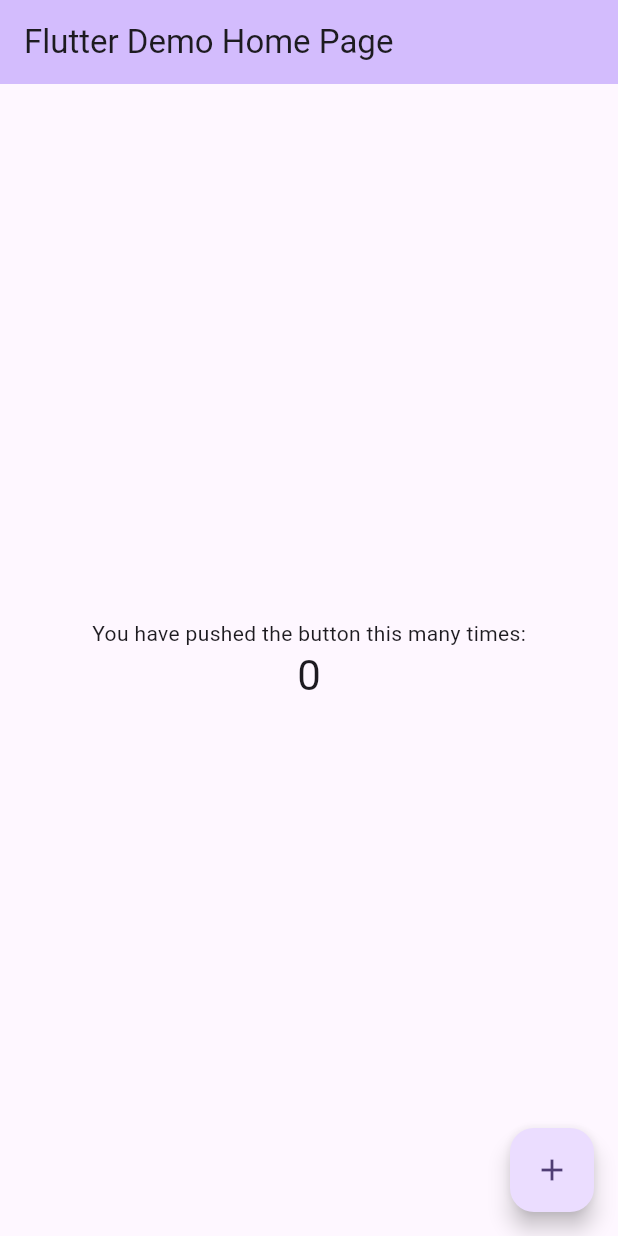
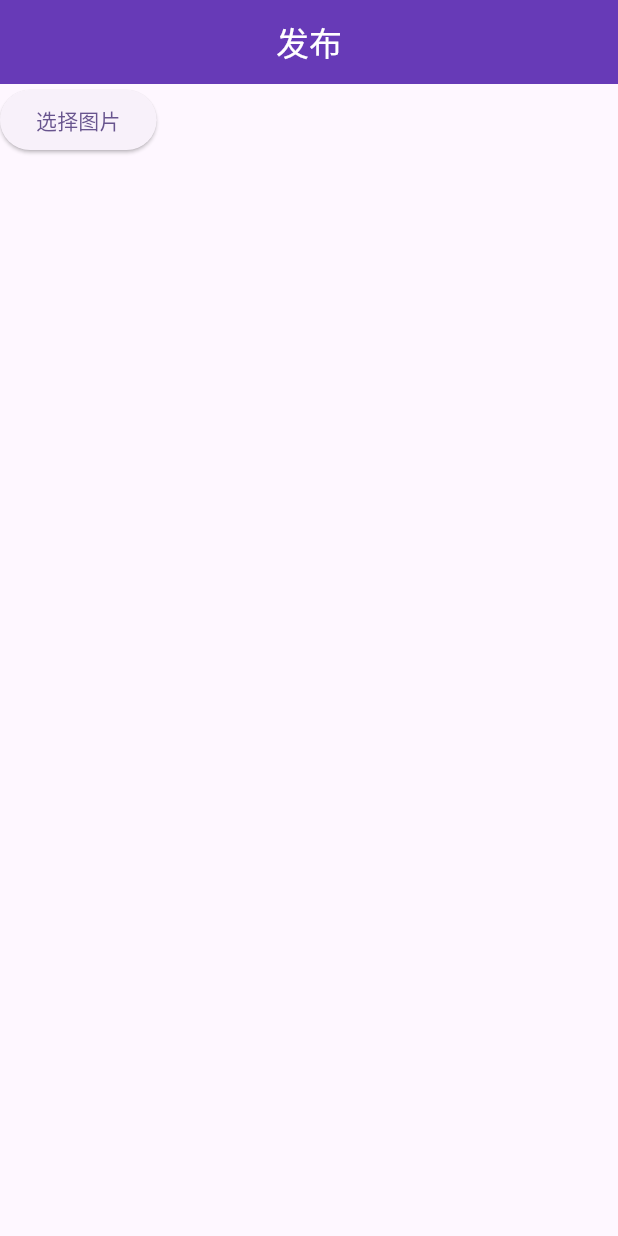
Before and after one commit to Jacobshash/flutter_wechat_post_share, a Flutter app: the screen it shows after launch, on a phone screen of 412 x 824 dp. Run offline on Flutter 3.47's test engine with Material 3 defaults, Android fonts, the phone set to English and light mode, and no system bars; missing offline and left inert: wechat_assets_picker.

Commit message:
feat(post): 添加发布页面及图片选择功能

```diff
--- a/lib/main.dart
+++ b/lib/main.dart
@@ -1,4 +1,5 @@
 import 'package:flutter/material.dart';
+import 'package:flutter_wechat_post_share/pages/post.dart';
 
 void main() {
   runApp(const MyApp());
@@ -13,110 +14,9 @@ class MyApp extends StatelessWidget {
     return MaterialApp(
       title: 'Flutter Demo',
       theme: ThemeData(
-        // This is the theme of your application.
-        //
-        // TRY THIS: Try running your application with "flutter run". You'll see
-        // the application has a purple toolbar. Then, without quitting the app,
-        // try changing the seedColor in the colorScheme below to Colors.green
-        // and then invoke "hot reload" (save your changes or press the "hot
-        // reload" button in a Flutter-supported IDE, or press "r" if you used
-        // the command line to start the app).
-        //
-        // Notice that the counter didn't reset back to zero; the application
-        // state is not lost during the reload. To reset the state, use hot
-        // restart instead.
-        //
-        // This works for code too, not just values: Most code changes can be
-        // tested with just a hot reload.
         colorScheme: ColorScheme.fromSeed(seedColor: Colors.deepPurple),
       ),
-      home: const MyHomePage(title: 'Flutter Demo Home Page'),
+      home: const PostEditPage(),
     );
   }
 }
-
-class MyHomePage extends StatefulWidget {
-  const MyHomePage({super.key, required this.title});
-
-  // This widget is the home page of your application. It is stateful, meaning
-  // that it has a State object (defined below) that contains fields that affect
-  // how it looks.
-
-  // This class is the configuration for the state. It holds the values (in this
-  // case the title) provided by the parent (in this case the App widget) and
-  // used by the build method of the State. Fields in a Widget subclass are
-  // always marked "final".
-
-  final String title;
-
-  @override
-  State<MyHomePage> createState() => _MyHomePageState();
-}
-
-class _MyHomePageState extends State<MyHomePage> {
-  int _counter = 0;
-
-  void _incrementCounter() {
-    setState(() {
-      // This call to setState tells the Flutter framework that something has
-      // changed in this State, which causes it to rerun the build method below
-      // so that the display can reflect the updated values. If we changed
-      // _counter without calling setState(), then the build method would not be
-      // called again, and so nothing would appear to happen.
-      _counter++;
-    });
-  }
-
-  @override
-  Widget build(BuildContext context) {
-    // This method is rerun every time setState is called, for instance as done
-    // by the _incrementCounter method above.
-    //
-    // The Flutter framework has been optimized to make rerunning build methods
-    // fast, so that you can just rebuild anything that needs updating rather
-    // than having to individually change instances of widgets.
-    return Scaffold(
-      appBar: AppBar(
-        // TRY THIS: Try changing the color here to a specific color (to
-        // Colors.amber, perhaps?) and trigger a hot reload to see the AppBar
-        // change color while the other colors stay the same.
-        backgroundColor: Theme.of(context).colorScheme.inversePrimary,
-        // Here we take the value from the MyHomePage object that was created by
-        // the App.build method, and use it to set our appbar title.
-        title: Text(widget.title),
-      ),
-      body: Center(
-        // Center is a layout widget. It takes a single child and positions it
-        // in the middle of the parent.
-        child: Column(
-          // Column is also a layout widget. It takes a list of children and
-          // arranges them vertically. By default, it sizes itself to fit its
-          // children horizontally, and tries to be as tall as its parent.
-          //
-          // Column has various properties to control how it sizes itself and
-          // how it positions its children. Here we use mainAxisAlignment to
-          // center the children vertically; the main axis here is the vertical
-          // axis because Columns are vertical (the cross axis would be
-          // horizontal).
-          //
-          // TRY THIS: Invoke "debug painting" (choose the "Toggle Debug Paint"
-          // action in the IDE, or press "p" in the console), to see the
-          // wireframe for each widget.
-          mainAxisAlignment: MainAxisAlignment.center,
-          children: <Widget>[
-            const Text('You have pushed the button this many times:'),
-            Text(
-              '$_counter',
-              style: Theme.of(context).textTheme.headlineMedium,
-            ),
-          ],
-        ),
-      ),
-      floatingActionButton: FloatingActionButton(
-        onPressed: _incrementCounter,
-        tooltip: 'Increment',
-        child: const Icon(Icons.add),
-      ), // This trailing comma makes auto-formatting nicer for build methods.
-    );
-  }
-}
--- /dev/null
+++ b/lib/pages/post.dart
@@ -0,0 +1,42 @@
+import 'package:flutter/material.dart';
+import 'package:wechat_assets_picker/wechat_assets_picker.dart';
+
+class PostEditPage extends StatefulWidget {
+  const PostEditPage({super.key});
+
+  @override
+  State<PostEditPage> createState() => _PostEditPageState();
+}
+
+class _PostEditPageState extends State<PostEditPage> {
+  _mainView() {
+    return Column(
+      children: [
+        ElevatedButton(
+          onPressed: () async {
+            final List<AssetEntity>? result = await AssetPicker.pickAssets(
+              context,
+            );
+            print(result?.length);
+          },
+          child: Text('选择图片'),
+        ),
+      ],
+    );
+  }
+
+  @override
+  Widget build(BuildContext context) {
+    return Scaffold(
+      appBar: AppBar(
+        centerTitle: true,
+        backgroundColor: Colors.deepPurple,
+        title: Container(
+          child: Text('发布', style: TextStyle(color: Colors.white)),
+        ),
+      ),
+
+      body: _mainView(),
+    );
+  }
+}
```
